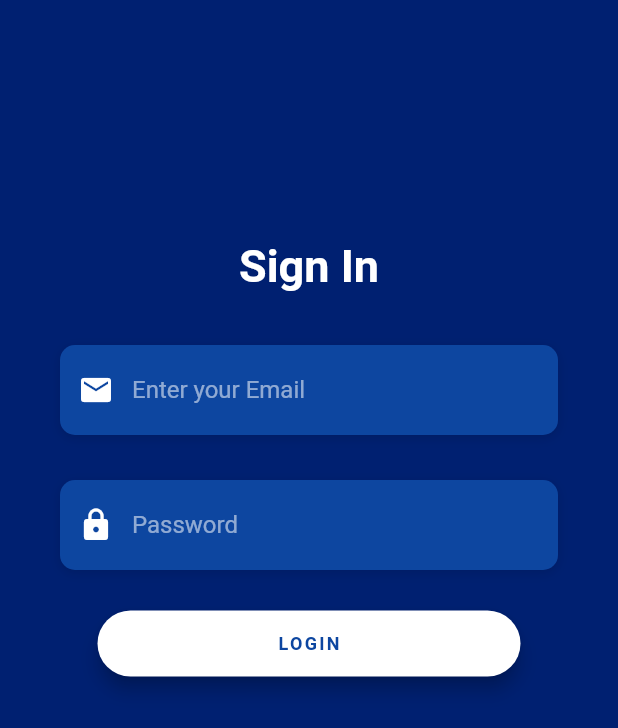
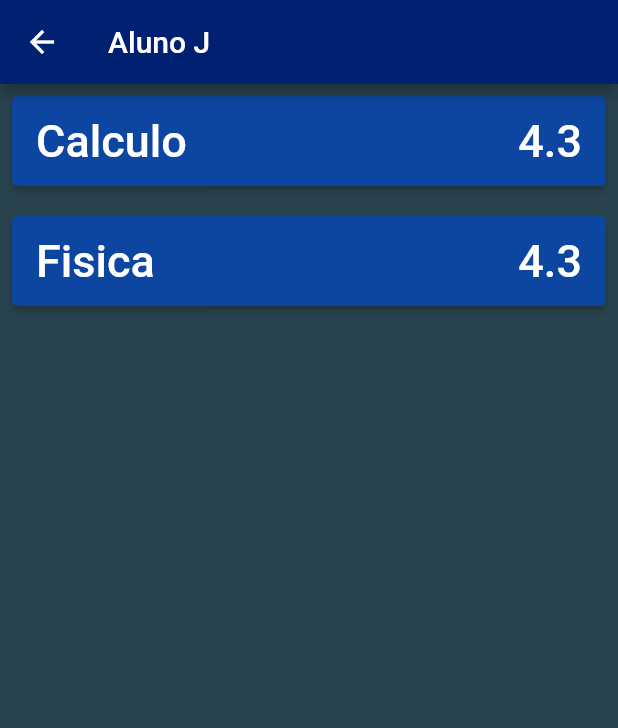
Before and after one commit to IgorCoura/new_m_medias, a Flutter app: the screen it shows after launch, after a tap on "LOGIN", on a phone screen of 412 x 824 dp. Shown: the top 728 px of the screen. Run offline on Flutter 3.47's test engine with Material 2 defaults, Android fonts, the phone set to English and light mode, and no system bars; Roboto replaces fonts that are missing (OpenSans).

Commit message:
Create CoursesScreen

```diff
--- a/lib/main.dart
+++ b/lib/main.dart
@@ -1,4 +1,5 @@
 import 'package:flutter/material.dart';
+import 'package:new_m_medias/models/student_model.dart';
 import 'package:new_m_medias/models/login_model.dart';
 import 'package:new_m_medias/screens/login_screen.dart';
 
@@ -10,14 +11,16 @@ class MyApp extends StatelessWidget {
   MyApp({Key? key}) : super(key: key);
 
   final loginModel = new LoginModel();
+  final homeModel = new StudentModel();
 
   @override
   Widget build(BuildContext context) {
     return MaterialApp(
-      title: 'Flutter Spotify UI',
+      title: 'mMedias',
       debugShowCheckedModeBanner: false,
       home: LoginScreen(
         loginModel: loginModel,
+        studentModel: homeModel,
       ),
     );
   }
--- /dev/null
+++ b/lib/models/courses_model.dart
@@ -0,0 +1,54 @@
+class CoursesModel {
+  String _title = "";
+  List<double> _test = new List.empty();
+  List<double> _works = new List.empty();
+
+  CoursesModel(String title, List<double> test, List<double> works) {
+    this._title = title;
+    this._test = test;
+    this._works = works;
+  }
+
+  String getTitle() => _title;
+  List<double> getTest() => _test;
+  List<double> getWorks() => _works;
+
+  double getMeanFinal() {
+    return getMeanWorksFinal() * 0.6 + getMeanTestFinal() * 0.4;
+  }
+
+  double getMeanWorksFinal() {
+    double testDivision = 0;
+    double testSum = 0;
+
+    for (var t in _test) {
+      testSum += t;
+      testDivision += 1;
+    }
+
+    return (testSum / testDivision);
+  }
+
+  double getMeanTestFinal() {
+    double worksDivision = 0;
+    double worksSum = 0;
+    for (var w in _works) {
+      worksSum += w;
+      worksDivision += 1;
+    }
+
+    return worksSum / worksDivision;
+  }
+
+  double getMeanTestPartial() {
+    return -1;
+  }
+
+  double getMeanWorksPartial() {
+    return -1;
+  }
+
+  double getMeanFinalPartial() {
+    return -1;
+  }
+}
--- a/lib/models/login_model.dart
+++ b/lib/models/login_model.dart
@@ -3,16 +3,19 @@ import 'package:flutter/material.dart';
 class LoginModel {
   LoginModel() {}
 
-  String login(
+  bool login(
       TextEditingController ctrlEmail, TextEditingController ctrlPassword) {
     String email = ctrlEmail.text;
     String senha = ctrlPassword.text;
 
-    var response = "Efetuar login";
+    var response = email + senha;
 
     if (response != null) {
-      return response;
+      print("Login Efetuado");
+      return true;
+    } else {
+      print("Login negado");
+      return false;
     }
-    return "Fodeu";
   }
 }
--- /dev/null
+++ b/lib/models/student_model.dart
@@ -0,0 +1,13 @@
+import 'package:new_m_medias/models/courses_model.dart';
+
+class StudentModel {
+  List<CoursesModel> _listCoursesModel = [];
+
+  StudentModel() {
+    List<double> n = [6.2, 5.1, 4.8, 1.2];
+    _listCoursesModel.add(new CoursesModel("Calculo", n, n));
+    _listCoursesModel.add(new CoursesModel("Fisica", n, n));
+  }
+
+  List<CoursesModel> getListCoursesModel() => _listCoursesModel;
+}
--- /dev/null
+++ b/lib/screens/home_screen.dart
@@ -0,0 +1,32 @@
+import 'package:flutter/material.dart';
+import 'package:new_m_medias/models/courses_model.dart';
+import 'package:new_m_medias/models/student_model.dart';
+import 'package:new_m_medias/utilities/colors_utils.dart';
+import 'package:new_m_medias/widgets/card_widget.dart';
+
+class HomeScreen extends StatelessWidget {
+  final StudentModel studentModel;
+
+  HomeScreen({
+    Key? key,
+    required this.studentModel,
+  }) : super(key: key);
+
+  @override
+  Widget build(BuildContext context) {
+    return Scaffold(
+      backgroundColor: backgroundColor,
+      appBar: AppBar(
+        backgroundColor: primaryColorDark,
+        title: Text("Aluno J"),
+      ),
+      body: ListView(
+          padding: EdgeInsets.all(8),
+          children: studentModel.getListCoursesModel().map((e) {
+            return CardWidget(
+              coursesModel: e,
+            );
+          }).toList()),
+    );
+  }
+}
--- a/lib/screens/login_screen.dart
+++ b/lib/screens/login_screen.dart
@@ -1,5 +1,7 @@
 import 'package:flutter/material.dart';
+import 'package:new_m_medias/models/student_model.dart';
 import 'package:new_m_medias/models/login_model.dart';
+import 'package:new_m_medias/screens/home_screen.dart';
 import 'package:new_m_medias/utilities/colors_utils.dart';
 import 'package:new_m_medias/utilities/constants_utils.dart';
 
@@ -7,15 +9,23 @@ class LoginScreen extends StatelessWidget {
   final _ctrlEmail = TextEditingController();
   final _ctrlPassword = TextEditingController();
   final LoginModel loginModel;
+  final StudentModel studentModel;
 
   LoginScreen({
     Key? key,
     required this.loginModel,
+    required this.studentModel,
   }) : super(key: key);
 
   _clickButton(BuildContext context) {
-    String resp = loginModel.login(_ctrlEmail, _ctrlPassword);
-    print(resp);
+    if (loginModel.login(_ctrlEmail, _ctrlPassword)) {
+      Navigator.push(
+          context,
+          MaterialPageRoute(
+              builder: (context) => HomeScreen(
+                    studentModel: studentModel,
+                  )));
+    }
   }
 
   Widget _buildEmail() {
--- a/lib/utilities/colors_utils.dart
+++ b/lib/utilities/colors_utils.dart
@@ -6,4 +6,4 @@ const Color primaryColorDark = Color(0xff002071);
 const Color secondaryColor = Color(0xff0288d1);
 const Color secondaryColorLight = Color(0xff5eb8ff);
 const Color secondaryColorDark = Color(0xff005b9f);
-const Color backgroundColor = Color(0xff002071);
+const Color backgroundColor = Color(0xff29434e);
--- /dev/null
+++ b/lib/widgets/card_widget.dart
@@ -0,0 +1,60 @@
+import 'package:flutter/material.dart';
+import 'package:new_m_medias/models/courses_model.dart';
+import 'package:new_m_medias/screens/courses_screen.dart';
+import 'package:new_m_medias/utilities/colors_utils.dart';
+import 'package:new_m_medias/utilities/constants_utils.dart';
+
+class CardWidget extends StatelessWidget {
+  final CoursesModel coursesModel;
+  const CardWidget({
+    Key? key,
+    required this.coursesModel,
+  }) : super(key: key);
+
+  _clickButton(BuildContext context) {
+    Navigator.push(
+        context,
+        MaterialPageRoute(
+            builder: (context) => CoursesScreen(
+                  coursesModel: coursesModel,
+                )));
+  }
+
+  @override
+  Widget build(BuildContext context) {
+    return Column(
+      children: [
+        ElevatedButton(
+            onPressed: () => _clickButton(context),
+            style: ButtonStyle(
+                backgroundColor: MaterialStateProperty.all(primaryColor),
+                alignment: Alignment.center,
+                fixedSize: MaterialStateProperty.all(Size(double.infinity, 60)),
+                padding: MaterialStateProperty.all(
+                    EdgeInsets.fromLTRB(16, 0, 8, 0))),
+            child: Row(
+              children: [
+                Expanded(
+                  child: Text(
+                    coursesModel.getTitle(),
+                    style: TextStyle(color: Colors.white, fontSize: 30),
+                  ),
+                ),
+                Container(
+                  alignment: Alignment.centerRight,
+                  padding: EdgeInsets.fromLTRB(8, 0, 8, 0),
+                  child: Text(
+                    coursesModel.getMeanFinal().toStringAsFixed(1),
+                    style: TextStyle(color: Colors.white, fontSize: 30),
+                    textAlign: TextAlign.left,
+                  ),
+                ),
+              ],
+            )),
+        SizedBox(
+          height: 20,
+        ),
+      ],
+    );
+  }
+}
```
Also changed, not shown: lib/screens/courses_screen.dart (added, +170 -0 lines), lib/widgets/grade_widget.dart (added, +43 -0 lines), lib/widgets/mean_widget.dart (added, +90 -0 lines).
